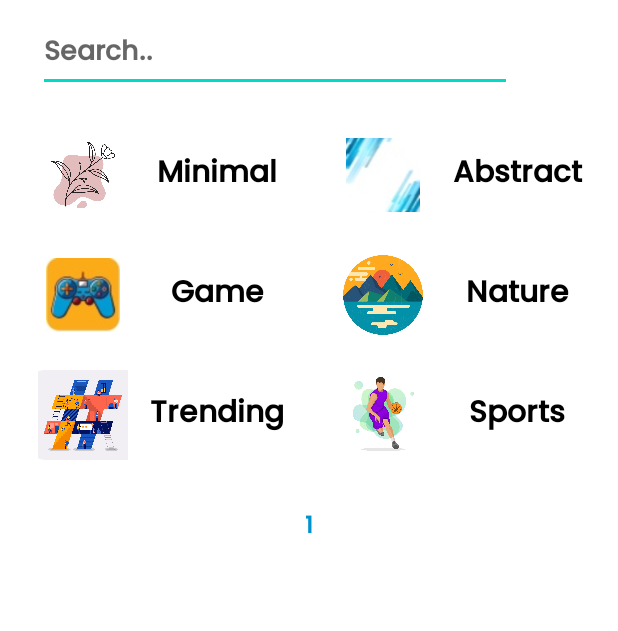
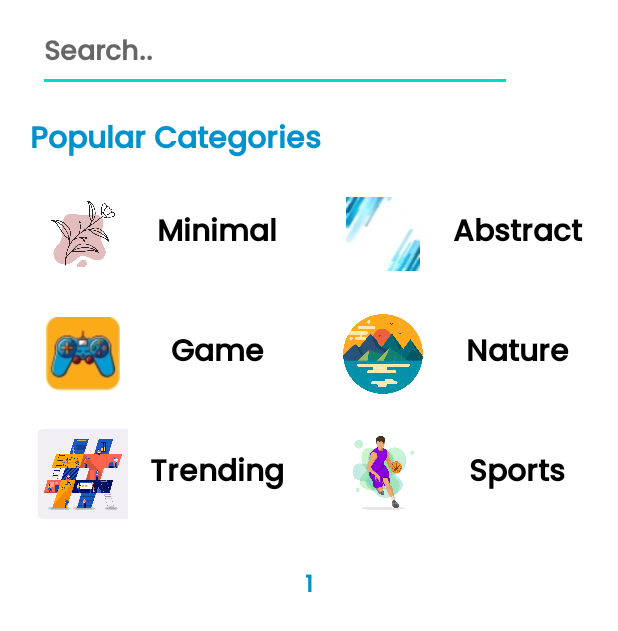
Before and after one commit to gauravkherde/Wallocity, an Android app: the screen it shows after launch (MainActivity), on a phone screen of 412 x 824 dp. Shown: the top 631 px of the screen. Run offline under Robolectric (Android 15) with nearby library versions, the phone set to English and light mode, and no system bars; network calls fail; pictures from the network do not load; 1 statement that could not run was skipped.

```diff
--- a/app/src/main/java/com/gaurav145/wallocity/adapter/WallpaperAdapter.kt
+++ b/app/src/main/java/com/gaurav145/wallocity/adapter/WallpaperAdapter.kt
@@ -13,7 +13,7 @@ class WallpaperAdapter: RecyclerView.Adapter<WallpaperAdapter.WallpaperViewHolde
 
      var  wallpaperList = ArrayList<Photo>()
     lateinit var  contextx: Context
-    var onItemClick : ((Src) -> Unit?)? =null
+    var onItemClick : ((Photo) -> Unit?)? =null
 
     fun setWallpapers(wallpapers: ArrayList<Photo>,context: Context){
         this.wallpaperList=wallpapers
@@ -30,7 +30,7 @@ class WallpaperAdapter: RecyclerView.Adapter<WallpaperAdapter.WallpaperViewHolde
         Glide.with(holder.itemView).load(wallpaperList[position].src.portrait).into(holder.binding.imgWallpaper)
 
         holder.itemView.setOnClickListener {
-            onItemClick!!.invoke(wallpaperList[position].src)
+            onItemClick!!.invoke(wallpaperList[position])
         }
 
     }
--- /dev/null
+++ b/app/src/main/res/drawable/download.xml
@@ -0,0 +1,5 @@
+<vector android:height="24dp" android:tint="#000000"
+    android:viewportHeight="24" android:viewportWidth="24"
+    android:width="24dp" xmlns:android="http://schemas.android.com/apk/res/android">
+    <path android:fillColor="@android:color/white" android:pathData="M12,4c4.41,0 8,3.59 8,8s-3.59,8 -8,8s-8,-3.59 -8,-8S7.59,4 12,4M12,2C6.48,2 2,6.48 2,12c0,5.52 4.48,10 10,10c5.52,0 10,-4.48 10,-10C22,6.48 17.52,2 12,2L12,2zM13,12l0,-4h-2l0,4H8l4,4l4,-4H13z"/>
+</vector>
--- a/app/src/main/res/layout/fragment_home.xml
+++ b/app/src/main/res/layout/fragment_home.xml
@@ -35,33 +35,51 @@
                     android:layout_weight="3"
                     android:fontFamily="@font/myfont"
                     android:hint="Search.."
+                    android:maxLines="1"
                     android:textColor="@color/white"
                     android:textStyle="bold" />
 
                 <ImageView
                     android:id="@+id/img_search"
                     android:layout_width="50dp"
+                    android:layout_height="match_parent"
                     android:layout_marginStart="5dp"
-                    app:tint="@color/white"
-                    android:layout_height="match_parent"
                     android:scaleType="centerCrop"
-                    android:src="@drawable/search" />
+                    android:src="@drawable/search"
+                    app:tint="@color/white" />
 
             </LinearLayout>
+
+            <TextView
+                android:id="@+id/tv_popular_category"
+                android:layout_width="match_parent"
+                android:layout_height="wrap_content"
+                android:layout_marginStart="20dp"
+                android:layout_marginTop="15dp"
+                android:layout_marginEnd="10dp"
+                android:fontFamily="@font/myfont"
+                android:text="Popular Categories"
+                android:textColor="@color/primary"
+                android:textSize="20dp"
+                android:textStyle="bold"
+                app:layout_constraintEnd_toEndOf="parent"
+                app:layout_constraintStart_toStartOf="parent"
+                app:layout_constraintTop_toBottomOf="@id/search_linear_layout" />
 
             <LinearLayout
                 android:id="@+id/row_1_linear"
                 android:layout_width="match_parent"
                 android:layout_height="wrap_content"
                 android:layout_marginStart="10dp"
-                android:layout_marginTop="15dp"
+                android:layout_marginTop="5dp"
                 android:layout_marginEnd="10dp"
                 android:orientation="horizontal"
                 android:paddingTop="10dp"
                 android:paddingBottom="10dp"
                 app:layout_constraintEnd_toEndOf="parent"
                 app:layout_constraintStart_toStartOf="parent"
-                app:layout_constraintTop_toBottomOf="@id/search_linear_layout">
+                app:layout_constraintTop_toBottomOf="@id/tv_popular_category">
+
 
                 <androidx.cardview.widget.CardView
                     android:id="@+id/cat_row_1_col_1"
@@ -97,9 +115,8 @@
                     android:id="@+id/cat_row_1_col_2"
                     android:layout_width="190dp"
                     android:layout_height="60dp"
-
                     android:layout_marginEnd="10dp"
-                    android:backgroundTint="@color/white"
+                    app:cardBackgroundColor="@color/white"
                     app:cardCornerRadius="10dp">
 
                     <ImageView
@@ -145,8 +162,7 @@
                     android:layout_height="60dp"
                     android:layout_marginStart="10dp"
                     android:layout_marginEnd="10dp"
-
-                    android:backgroundTint="@color/white"
+                    app:cardBackgroundColor="@color/white"
                     app:cardCornerRadius="10dp">
 
                     <ImageView
@@ -174,7 +190,7 @@
                     android:layout_width="190dp"
                     android:layout_height="60dp"
                     android:layout_marginEnd="10dp"
-                    android:backgroundTint="@color/white"
+                    app:cardBackgroundColor="@color/white"
                     app:cardCornerRadius="10dp">
 
                     <ImageView
@@ -218,7 +234,7 @@
                     android:layout_height="60dp"
                     android:layout_marginStart="10dp"
                     android:layout_marginEnd="10dp"
-                    android:backgroundTint="@color/white"
+                    app:cardBackgroundColor="@color/white"
                     app:cardCornerRadius="10dp">
 
                     <ImageView
@@ -246,7 +262,7 @@
                     android:layout_width="190dp"
                     android:layout_height="60dp"
                     android:layout_marginEnd="10dp"
-                    android:backgroundTint="@color/white"
+                    app:cardBackgroundColor="@color/white"
                     app:cardCornerRadius="10dp">
 
                     <ImageView
@@ -271,25 +287,25 @@
             </LinearLayout>
 
             <LinearLayout
+                android:id="@+id/page_linear"
                 android:layout_width="match_parent"
                 android:layout_height="wrap_content"
+                android:gravity="center"
                 android:orientation="horizontal"
-                android:id="@+id/page_linear"
-                android:gravity="center"
                 app:layout_constraintEnd_toEndOf="parent"
                 app:layout_constraintStart_toStartOf="parent"
                 app:layout_constraintTop_toBottomOf="@id/row_3_linear">
 
                 <ImageView
+                    android:id="@+id/leftArrow"
                     android:layout_width="50dp"
                     android:layout_height="50dp"
+                    android:layout_marginTop="5dp"
+                    android:layout_marginEnd="50dp"
+                    android:layout_marginBottom="5dp"
                     android:src="@drawable/left"
-                    android:id="@+id/leftArrow"
-                    android:layout_marginEnd="50dp"
+                    app:layout_constraintEnd_toStartOf="@id/tv_load_more"
                     app:layout_constraintStart_toStartOf="parent"
-                    android:layout_marginBottom="5dp"
-                    app:layout_constraintEnd_toStartOf="@id/tv_load_more"
-                    android:layout_marginTop="5dp"
                     app:tint="@color/white" />
 
                 <TextView
@@ -297,29 +313,30 @@
                     android:layout_width="wrap_content"
                     android:layout_height="wrap_content"
                     android:layout_marginTop="10dp"
+                    android:layout_marginBottom="5dp"
                     android:fontFamily="@font/myfont"
                     android:text="Page No"
                     android:textColor="@color/primary"
                     android:textSize="15dp"
                     android:textStyle="bold"
                     app:layout_constraintEnd_toStartOf="@id/rightArrow"
-                    android:layout_marginBottom="5dp"
                     app:layout_constraintStart_toEndOf="@id/leftArrow" />
 
                 <ImageView
+                    android:id="@+id/rightArrow"
                     android:layout_width="50dp"
                     android:layout_height="50dp"
+                    android:layout_marginStart="50dp"
+                    android:layout_marginTop="5dp"
+                    android:layout_marginBottom="5dp"
+                    android:gravity="center_vertical"
+
                     android:src="@drawable/right"
-                    android:id="@+id/rightArrow"
-                    android:layout_marginStart="50dp"
-                    android:gravity="center_vertical"
-                    android:layout_marginBottom="5dp"
-
+                    app:layout_constraintEnd_toEndOf="parent"
                     app:layout_constraintStart_toEndOf="@id/tv_load_more"
-                    app:layout_constraintEnd_toEndOf="parent"
-                    android:layout_marginTop="5dp"
                     app:tint="@color/white" />
             </LinearLayout>
+
             <androidx.recyclerview.widget.RecyclerView
                 android:id="@+id/wallpaper_recycle_view"
                 android:layout_width="match_parent"
```
Also changed, not shown: app/src/main/java/com/gaurav145/wallocity/activities/SetWallpaper.kt (+24 -0 lines), app/src/main/java/com/gaurav145/wallocity/fragment/HomeFragment.kt (+81 -9 lines), app/src/main/res/layout/activity_set_wallpaper.xml (+13 -1 lines).
